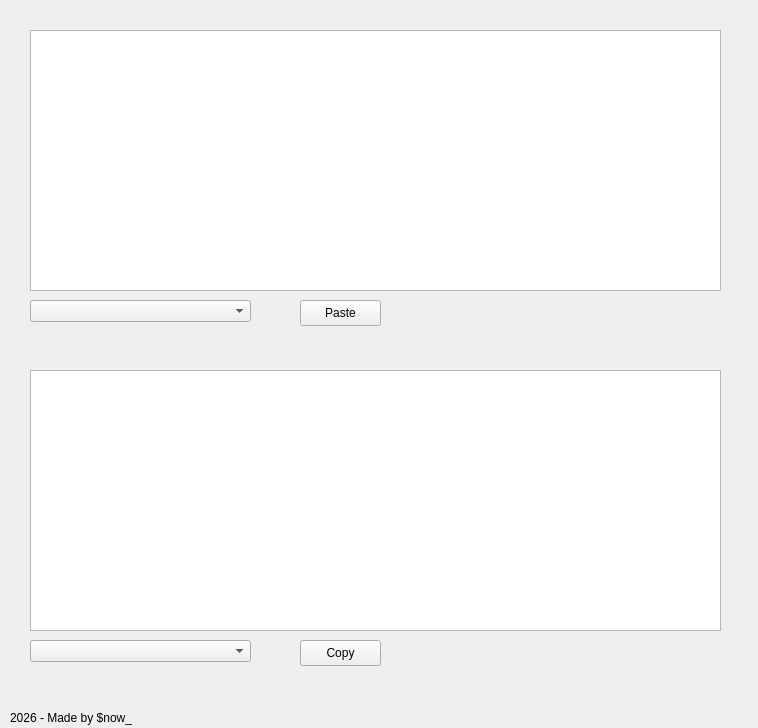
Old version of the form bitlab.ui in the repository Sensei-Snow/BitLab.
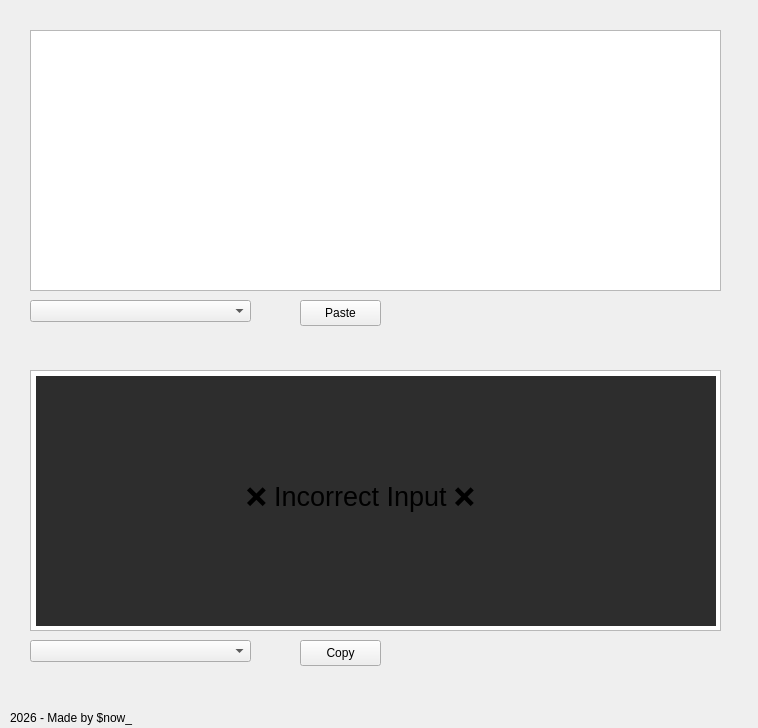
New version of the form.

What changed in the file:
```diff
--- a/bitlab.ui
+++ b/bitlab.ui
@@ -75,7 +75,7 @@
 }</string>
     </property>
    </widget>
-   <widget class="QLabel" name="label">
+   <widget class="QLabel" name="author_text">
     <property name="geometry">
      <rect>
       <x>10</x>
@@ -114,6 +114,37 @@
      <string>Copy</string>
     </property>
    </widget>
+   <widget class="QWidget" name="widget" native="true">
+    <property name="geometry">
+     <rect>
+      <x>36</x>
+      <y>376</y>
+      <width>680</width>
+      <height>250</height>
+     </rect>
+    </property>
+    <property name="styleSheet">
+     <string notr="true">background-color: #2d2d2d</string>
+    </property>
+    <widget class="QLabel" name="label">
+     <property name="geometry">
+      <rect>
+       <x>210</x>
+       <y>100</y>
+       <width>261</width>
+       <height>41</height>
+      </rect>
+     </property>
+     <property name="font">
+      <font>
+       <pointsize>20</pointsize>
+      </font>
+     </property>
+     <property name="text">
+      <string>❌ Incorrect Input ❌</string>
+     </property>
+    </widget>
+   </widget>
   </widget>
  </widget>
  <resources/>
```
